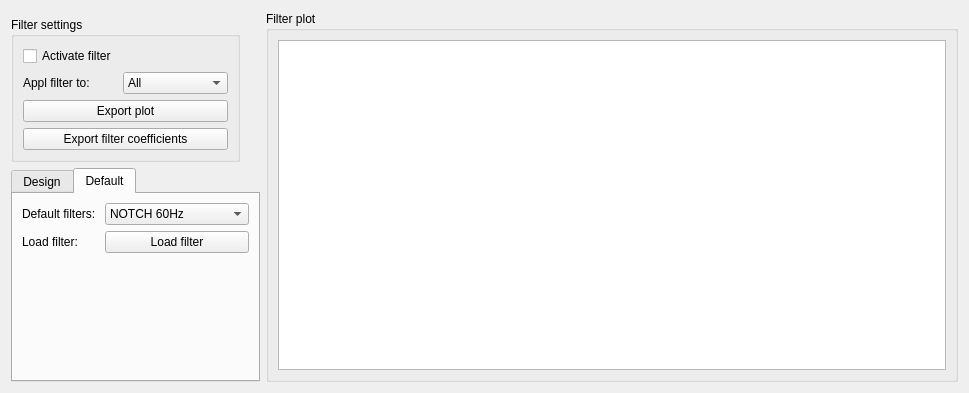
The window that MNE/disp/filterwindowwidget.ui (mne-tools/mne-cpp) describes before a commit, drawn with Qt 5.
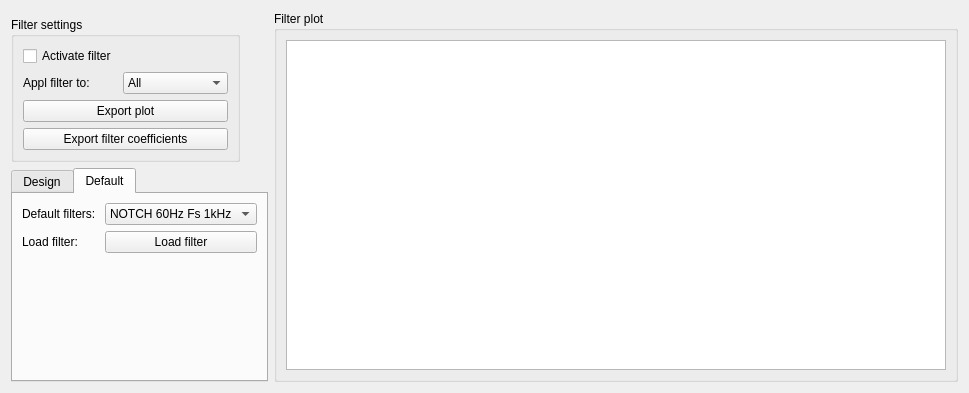
The same window after the commit. The open tabs and pages were chosen to show the change.

Commit message: - implement load filter function in filter window - improved reading and writing of filter to txt file

What changed in the file:
```diff
--- a/MNE/disp/filterwindowwidget.ui
+++ b/MNE/disp/filterwindowwidget.ui
@@ -344,7 +344,7 @@
           <widget class="QComboBox" name="m_comboBox_defaultFilters">
            <item>
             <property name="text">
-             <string>NOTCH 60Hz</string>
+             <string>NOTCH 60Hz Fs 1kHz</string>
             </property>
            </item>
            <item>
```
Left out of the diff: 7 changed lines with no effect on the pictures. The commit also changes 7 other files.
